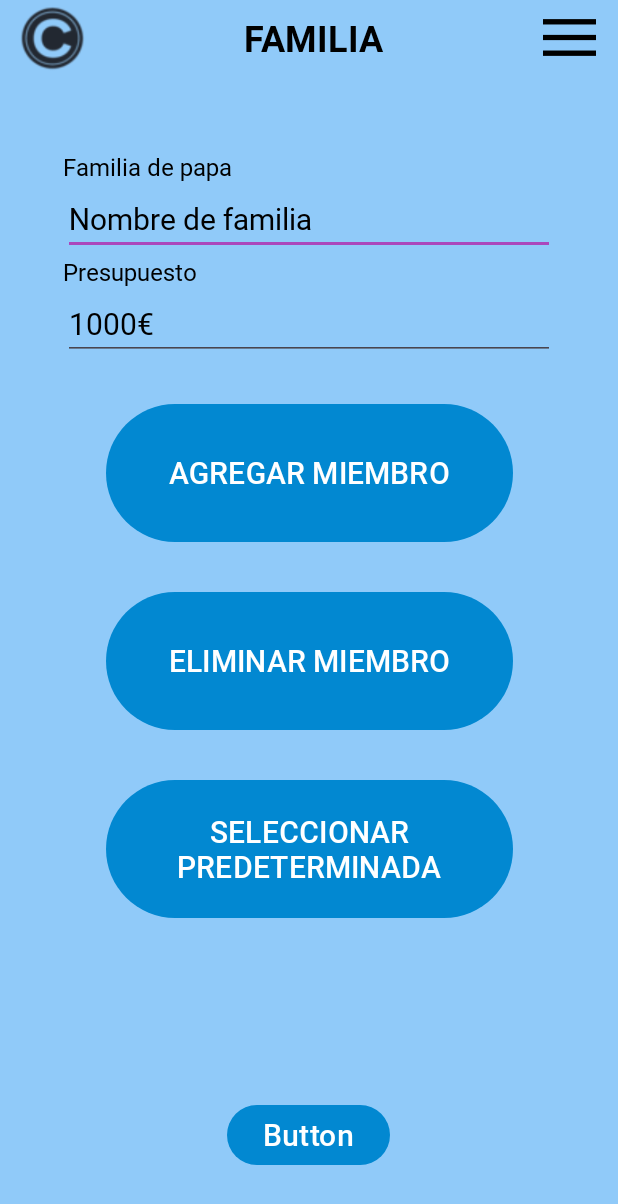
After one commit to 2023-jinhaoChen/CasaCash, an Android app: the FamilyActivity screen opened directly, with no data from a screen before it, on a phone screen of 412 x 824 dp. The commit adds this screen. Shown: the top 1204 px of the screen. Run offline under Robolectric (Android 15) with nearby library versions, the phone set to English and light mode, and no system bars.

Commit message:
Add family and family list activities.

```diff
--- a/app/src/main/java/com/jinhao/casacash/AddMember.kt
+++ b/app/src/main/java/com/jinhao/casacash/AddMemberActivity.kt
@@ -3,7 +3,7 @@ package com.jinhao.casacash
 import android.os.Bundle
 import androidx.appcompat.app.AppCompatActivity
 
-class AddMember : AppCompatActivity() {
+class AddMemberActivity : AppCompatActivity() {
     override fun onCreate(savedInstanceState: Bundle?) {
         super.onCreate(savedInstanceState)
         setContentView(R.layout.activity_add_member)
--- /dev/null
+++ b/app/src/main/java/com/jinhao/casacash/FamilyActivity.kt
@@ -0,0 +1,11 @@
+package com.jinhao.casacash
+
+import android.os.Bundle
+import androidx.appcompat.app.AppCompatActivity
+
+class FamilyActivity : AppCompatActivity() {
+    override fun onCreate(savedInstanceState: Bundle?) {
+        super.onCreate(savedInstanceState)
+        setContentView(R.layout.activity_family)
+    }
+}
--- /dev/null
+++ b/app/src/main/res/layout/activity_family.xml
@@ -0,0 +1,163 @@
+<?xml version="1.0" encoding="utf-8"?>
+<LinearLayout xmlns:android="http://schemas.android.com/apk/res/android"
+    xmlns:app="http://schemas.android.com/apk/res-auto"
+    xmlns:tools="http://schemas.android.com/tools"
+    android:layout_width="match_parent"
+    android:layout_height="match_parent"
+    android:orientation="vertical"
+    android:paddingLeft="7.36dp"
+    android:paddingRight="7.36dp"
+    android:theme="@style/Theme.CasaCash">
+
+    <LinearLayout
+        android:layout_width="match_parent"
+        android:layout_height="wrap_content"
+        android:theme="@style/Theme.CasaCash">
+
+        <ImageButton
+            android:id="@+id/ib_register_logo"
+            android:layout_width="wrap_content"
+            android:layout_height="match_parent"
+            android:background="#00000000"
+            android:scaleX="0.9"
+            android:scaleY="0.9"
+            android:src="@drawable/logo_removebg_50"
+            android:theme="@style/Theme.CasaCash" />
+
+        <TextView
+            android:id="@+id/tv_register_title"
+            style="@style/Theme.CasaCash"
+            android:layout_width="wrap_content"
+            android:layout_height="match_parent"
+            android:layout_weight="1"
+            android:gravity="center"
+            android:text="@string/textHeaderFamily"
+            android:textAlignment="center"
+            android:textAppearance="@style/textHeader"
+            android:theme="@style/Theme.CasaCash"
+            app:autoSizeTextType="none" />
+
+        <ImageButton
+            android:id="@+id/tb_register_menu"
+            android:layout_width="wrap_content"
+            android:layout_height="match_parent"
+            android:background="#00000000"
+            android:scaleX="0.7"
+            android:scaleY="0.7"
+            android:src="@drawable/icons8_menu_100___"
+            android:theme="@style/Theme.CasaCash" />
+    </LinearLayout>
+
+    <LinearLayout
+        android:layout_width="match_parent"
+        android:layout_height="wrap_content"
+        android:layout_marginTop="50dp"
+        android:layout_marginBottom="25dp"
+        android:orientation="vertical"
+        android:paddingLeft="34.34dp"
+        android:paddingRight="34.34dp"
+        android:theme="@style/Theme.CasaCash">
+
+        <TextView
+            android:id="@+id/tv_register_user"
+            style="@style/textTitle"
+            android:layout_width="match_parent"
+            android:layout_height="wrap_content"
+            android:text="@string/textFamilyName"
+            android:theme="@style/Theme.CasaCash" />
+
+        <EditText
+            android:id="@+id/et_register_user"
+            style="@style/textInput"
+            android:layout_width="match_parent"
+            android:layout_height="wrap_content"
+            android:ems="10"
+            android:inputType="text"
+            android:text="@string/textFamilyNameInput"
+            android:theme="@style/Theme.CasaCash" />
+
+        <TextView
+            android:id="@+id/tv_register_password"
+            style="@style/textTitle"
+            android:layout_width="match_parent"
+            android:layout_height="wrap_content"
+            android:text="@string/textFamilyListAmount"
+            android:theme="@style/Theme.CasaCash" />
+
+        <EditText
+            android:id="@+id/et_register_password"
+            style="@style/textInput"
+            android:layout_width="match_parent"
+            android:layout_height="wrap_content"
+            android:ems="10"
+            android:inputType="text"
+            android:text="@string/textFamilyListAmountValue"
+            android:theme="@style/Theme.CasaCash" />
+
+    </LinearLayout>
+
+    <androidx.constraintlayout.widget.ConstraintLayout
+        android:layout_width="match_parent"
+        android:layout_height="wrap_content">
+
+        <Button
+            android:id="@+id/button8"
+            style="@style/textButton"
+            android:layout_width="271.26dp"
+            android:layout_height="100dp"
+            android:layout_marginBottom="25dp"
+            android:text="@string/textButtonAddMember"
+            app:layout_constraintBottom_toTopOf="@+id/button9"
+            app:layout_constraintEnd_toEndOf="parent"
+            app:layout_constraintStart_toStartOf="parent"
+            app:layout_constraintTop_toTopOf="parent"
+            app:layout_constraintVertical_bias="0.5"
+            app:layout_constraintVertical_chainStyle="spread" />
+
+        <Button
+            android:id="@+id/button10"
+            style="@style/textButton"
+            android:layout_width="271.26dp"
+            android:layout_height="100dp"
+            android:text="@string/textButtonSelectDefaultFamily"
+            app:layout_constraintBottom_toBottomOf="parent"
+            app:layout_constraintEnd_toEndOf="parent"
+            app:layout_constraintStart_toStartOf="parent"
+            app:layout_constraintTop_toBottomOf="@+id/button9"
+            app:layout_constraintVertical_bias="0.5" />
+
+        <Button
+            android:id="@+id/button9"
+            style="@style/textButton"
+            android:layout_width="271.26dp"
+            android:layout_height="100dp"
+            android:layout_marginBottom="25dp"
+            android:text="@string/textButtonDeleteMember"
+            app:layout_constraintBottom_toTopOf="@+id/button10"
+            app:layout_constraintEnd_toEndOf="parent"
+            app:layout_constraintStart_toStartOf="parent"
+            app:layout_constraintTop_toBottomOf="@+id/button8"
+            app:layout_constraintVertical_bias="0.5" />
+
+    </androidx.constraintlayout.widget.ConstraintLayout>
+
+    <LinearLayout
+        android:layout_width="match_parent"
+        android:layout_height="match_parent"
+        android:layout_marginBottom="43.54dp"
+        android:gravity="bottom|center"
+        android:orientation="horizontal"
+        android:textAlignment="center"
+        android:theme="@style/Theme.CasaCash">
+
+        <Button
+            android:id="@+id/bt_register_sign_up"
+            style="@style/textButton"
+            android:layout_width="wrap_content"
+            android:layout_height="wrap_content"
+            android:text="Button"
+            android:textAlignment="center"
+            android:theme="@style/Theme.CasaCash" />
+    </LinearLayout>
+
+</LinearLayout>
```
Also changed, not shown: app/src/main/AndroidManifest.xml (+19 -1 lines), app/src/main/java/com/jinhao/casacash/FamilyListActivity.kt (added, +12 -0 lines), app/src/main/res/layout/activity_family_list.xml (added, +87 -0 lines).
